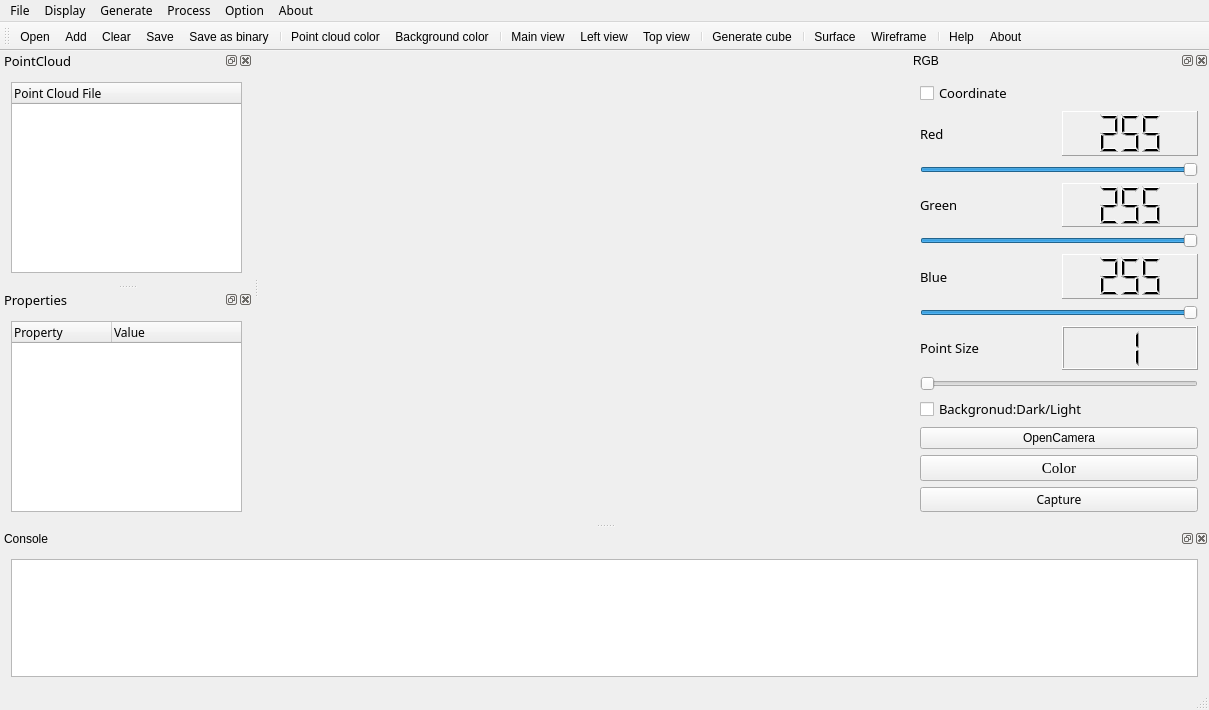
Sslishy/QTpcl, file src/CloudViewer.ui: the form before one commit.
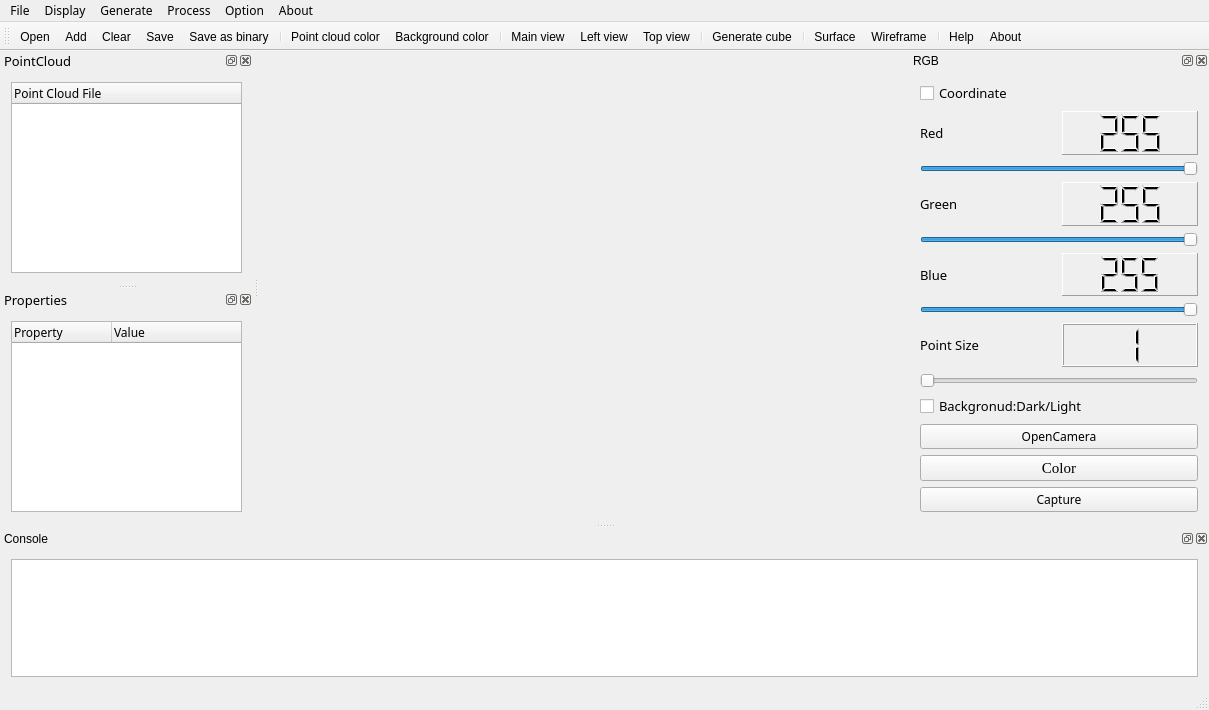
The form after the commit. Icons and pictures are not drawn. Custom widgets are drawn as their Qt base class.

What changed in the file:
```diff
--- a/src/CloudViewer.ui
+++ b/src/CloudViewer.ui
@@ -558,6 +558,17 @@
      </item>
      <item>
       <widget class="QPushButton" name="OpenButton">
+       <property name="sizePolicy">
+        <sizepolicy hsizetype="Minimum" vsizetype="Fixed">
+         <horstretch>0</horstretch>
+         <verstretch>0</verstretch>
+        </sizepolicy>
+       </property>
+       <property name="font">
+        <font>
+         <family>aakar</family>
+        </font>
+       </property>
        <property name="text">
         <string>OpenCamera</string>
        </property>
```
Left out of the diff: 30 changed lines with no effect on the pictures.
